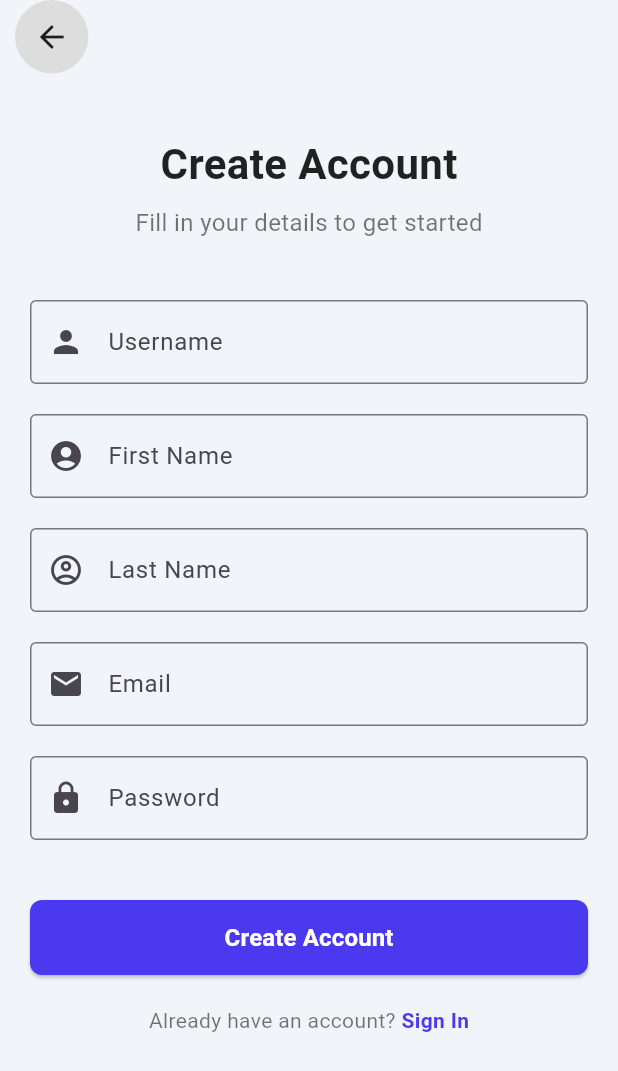
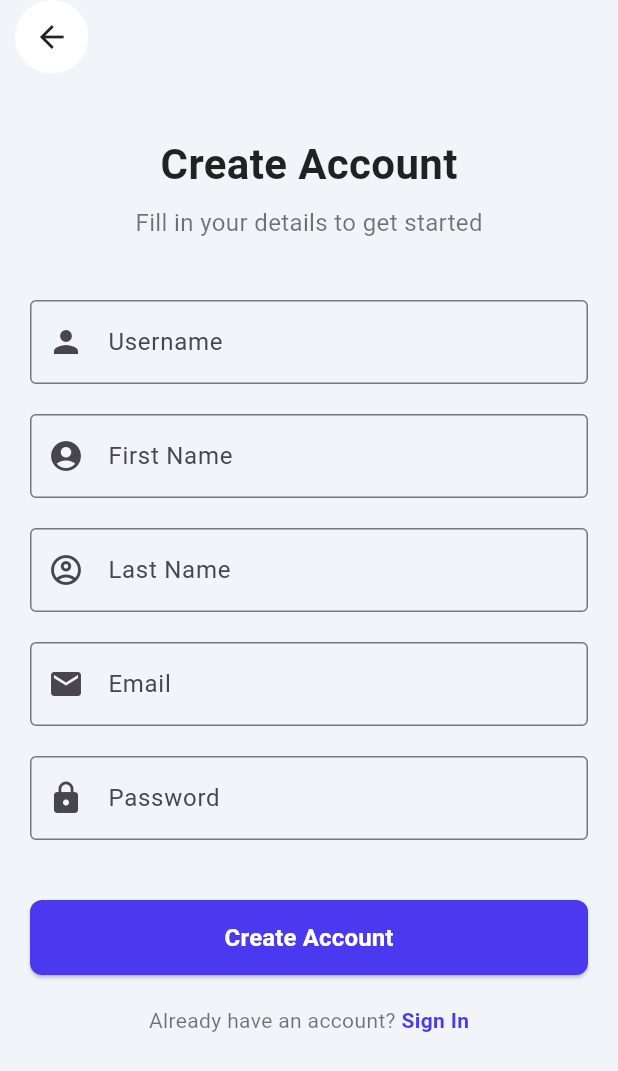
Before and after one commit to Johnls00/Hiking-App-Dissertaion-Project, a Flutter app: the RegisterScreen screen opened by its route, on a phone screen of 412 x 824 dp. Shown: the top 1071 px of the screen. Run offline on Flutter 3.47's test engine with Material 3 defaults, Android fonts, the phone set to English and light mode, and no system bars; our stand-ins replace cached_network_image, cloud_firestore, dio, file_picker, firebase_auth, firebase_core and 5 more; missing offline and left inert: gpx, mapbox_maps_flutter; accounts and stored records are empty; generated files the repository leaves out were written again.

Commit message:
back button error fixes

```diff
--- a/hiking_app/lib/widgets/round_back_button.dart
+++ b/hiking_app/lib/widgets/round_back_button.dart
@@ -27,7 +27,7 @@ class RoundBackButton extends StatelessWidget {
               width: 49,
               height: 49,
               decoration: const ShapeDecoration(
-                color: Color.fromRGBO(221, 221, 221, 1),
+                color: Colors.white,
                 shape: CircleBorder(),
               ),
               child: const Icon(Icons.arrow_back),
```
